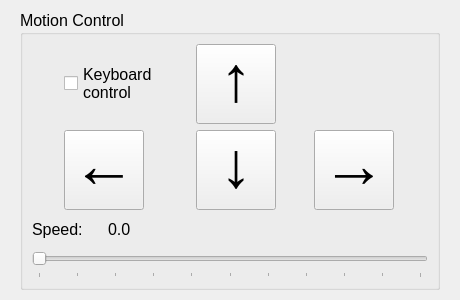
This is slam_client/SlamClient_PC/motioncontrolwidget.ui in marckolak/wtController as Qt 5 draws it before an edit. The edited form follows.
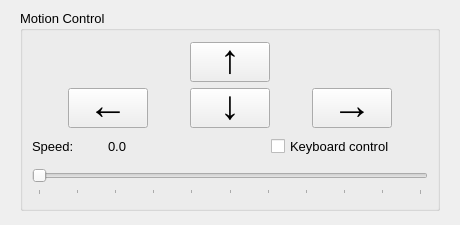
This is the edited form.

Diff of the .ui file:
```diff
--- a/slam_client/SlamClient_PC/motioncontrolwidget.ui
+++ b/slam_client/SlamClient_PC/motioncontrolwidget.ui
@@ -7,7 +7,7 @@
     <x>0</x>
     <y>0</y>
     <width>460</width>
-    <height>300</height>
+    <height>225</height>
    </rect>
   </property>
   <property name="windowTitle">
@@ -19,12 +19,12 @@
      <x>20</x>
      <y>10</y>
      <width>420</width>
-     <height>280</height>
+     <height>201</height>
     </rect>
    </property>
    <property name="font">
     <font>
-     <pointsize>12</pointsize>
+     <pointsize>10</pointsize>
     </font>
    </property>
    <property name="title">
@@ -40,20 +40,20 @@
        <widget class="QPushButton" name="downButton">
         <property name="minimumSize">
          <size>
-          <width>64</width>
-          <height>64</height>
+          <width>40</width>
+          <height>40</height>
          </size>
         </property>
         <property name="maximumSize">
          <size>
           <width>80</width>
-          <height>80</height>
+          <height>40</height>
          </size>
         </property>
         <property name="font">
          <font>
           <family>Consolas</family>
-          <pointsize>48</pointsize>
+          <pointsize>30</pointsize>
           <weight>50</weight>
           <bold>false</bold>
          </font>
@@ -67,20 +67,20 @@
        <widget class="QPushButton" name="leftButton">
         <property name="minimumSize">
          <size>
-          <width>0</width>
-          <height>80</height>
+          <width>40</width>
+          <height>40</height>
          </size>
         </property>
         <property name="maximumSize">
          <size>
           <width>80</width>
-          <height>80</height>
+          <height>40</height>
          </size>
         </property>
         <property name="font">
          <font>
           <family>Consolas</family>
-          <pointsize>48</pointsize>
+          <pointsize>30</pointsize>
           <weight>50</weight>
           <bold>false</bold>
          </font>
@@ -94,20 +94,20 @@
        <widget class="QPushButton" name="upButton">
         <property name="minimumSize">
          <size>
-          <width>0</width>
-          <height>80</height>
+          <width>40</width>
+          <height>40</height>
          </size>
         </property>
         <property name="maximumSize">
          <size>
           <width>80</width>
-          <height>80</height>
+          <height>40</height>
          </size>
         </property>
         <property name="font">
          <font>
           <family>Consolas</family>
-          <pointsize>48</pointsize>
+          <pointsize>30</pointsize>
           <weight>50</weight>
           <italic>false</italic>
           <bold>false</bold>
@@ -125,20 +125,20 @@
        <widget class="QPushButton" name="rightButton">
         <property name="minimumSize">
          <size>
-          <width>0</width>
-          <height>80</height>
+          <width>40</width>
+          <height>40</height>
          </size>
         </property>
         <property name="maximumSize">
          <size>
           <width>80</width>
-          <height>80</height>
+          <height>40</height>
          </size>
         </property>
         <property name="font">
          <font>
           <family>Consolas</family>
-          <pointsize>48</pointsize>
+          <pointsize>30</pointsize>
           <weight>50</weight>
           <bold>false</bold>
          </font>
@@ -148,17 +148,6 @@
         </property>
        </widget>
       </item>
-      <item row="0" column="0">
-       <widget class="QCheckBox" name="keyboardCheckBox">
-        <property name="text">
-         <string>Keyboard
-control</string>
-        </property>
-        <property name="checked">
-         <bool>false</bool>
-        </property>
-       </widget>
-      </item>
      </layout>
     </item>
     <item>
@@ -173,7 +162,7 @@
         </property>
         <property name="font">
          <font>
-          <pointsize>12</pointsize>
+          <pointsize>10</pointsize>
          </font>
         </property>
         <property name="text">
@@ -191,7 +180,7 @@
         </property>
         <property name="font">
          <font>
-          <pointsize>12</pointsize>
+          <pointsize>10</pointsize>
          </font>
         </property>
         <property name="text">
@@ -199,6 +188,21 @@
         </property>
        </widget>
       </item>
+      <item>
+       <widget class="QCheckBox" name="keyboardCheckBox">
+        <property name="font">
+         <font>
+          <pointsize>10</pointsize>
+         </font>
+        </property>
+        <property name="text">
+         <string>Keyboard control</string>
+        </property>
+        <property name="checked">
+         <bool>false</bool>
+        </property>
+       </widget>
+      </item>
      </layout>
     </item>
     <item>
```
